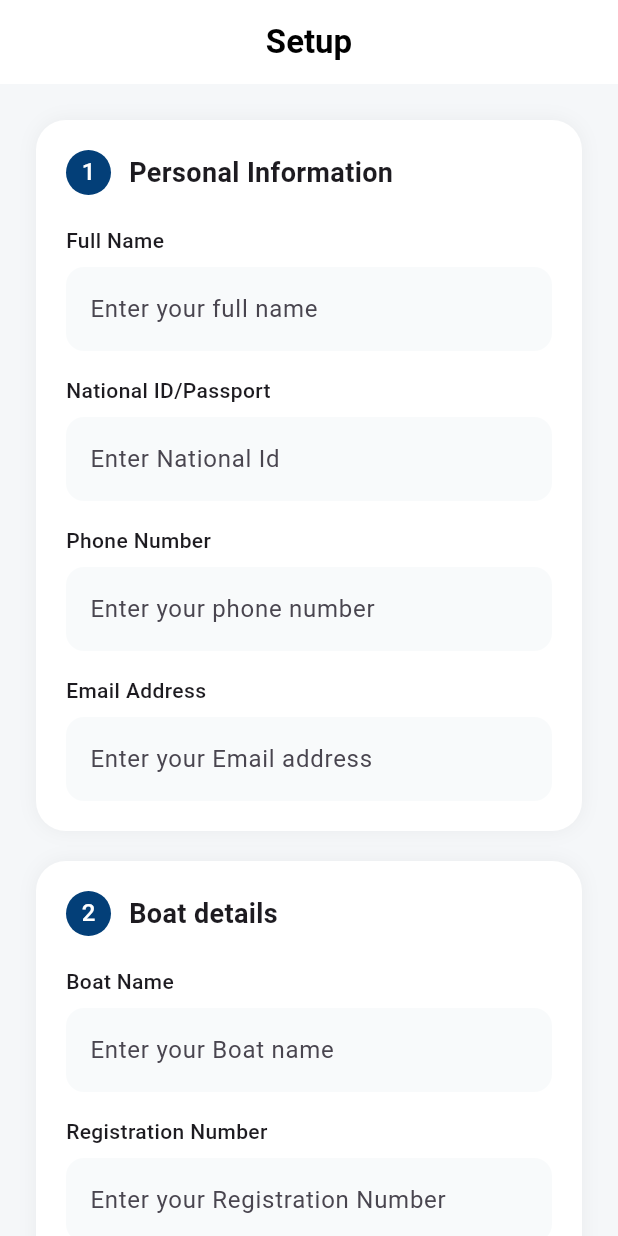
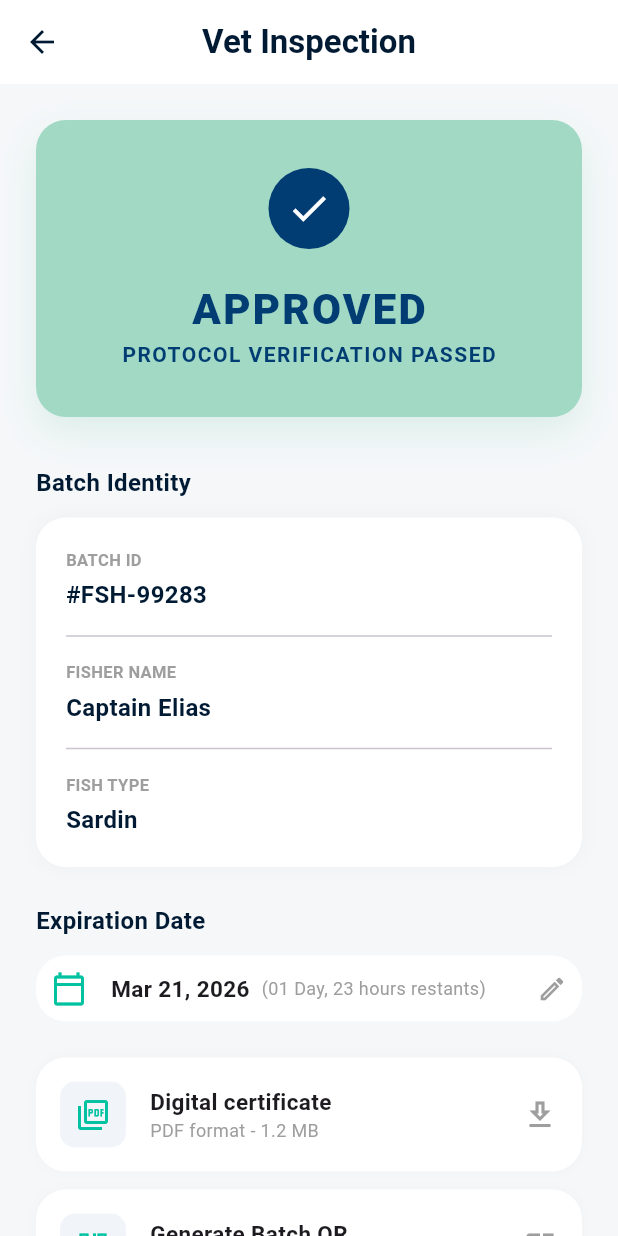
Before and after one commit to Hakoesi16/projet-global, a Flutter app: the screen it shows after launch, on a phone screen of 412 x 824 dp. Run offline on Flutter 3.47's test engine with Material 3 defaults, Android fonts, the phone set to English and light mode, and no system bars; our stand-ins replace bloc, equatable, flutter_bloc, google_sign_in, image_picker; missing offline and left inert: checkmark, flutter_facebook_auth.

Commit message:
approved vitirinaire

```diff
--- a/lib/cubit/authcubit.dart
+++ b/lib/cubit/authcubit.dart
@@ -150,6 +150,58 @@ class AuthCubit extends Cubit<AuthState> {
       emit(AuthError(e.toString()));
     }
   }
+// --- VET INSPECTION DATA ---
+
+
+//   Future<void> fetchInspectionDetails(String batchId, String token) async {
+//     try {
+//       emit(AuthLoading());
+//
+//       final response = await http.get(
+//         Uri.parse("https://yourbackend.com/api/inspection/$batchId"),
+//         headers: {
+//           "Content-Type": "application/json",
+//           "Authorization": "Bearer $token", // 🔐 important
+//         },
+//       );
+//
+//       if (response.statusCode == 200) {
+//         final data = jsonDecode(response.body);
+//
+//         emit(InspectionDataLoaded({
+//           "status": data["status"],
+//           "batchId": data["batchId"],
+//           "fisherName": data["fisherName"],
+//           "fishType": data["fishType"],
+//           "expiryDate": data["expiryDate"],
+//           "timeLeft": data["timeLeft"],
+//         }));
+//       } else {
+//         emit(AuthError("Failed to load inspection data"));
+//       }
+//     } catch (e) {
+//       emit(AuthError(e.toString()));
+//     }
+//   }
+  // --- VET INSPECTION DATA ---par simulation
+  Future<void> fetchInspectionDetails(String batchId, String token) async {
+    try {
+      emit(AuthLoading());
+      // Simulation d'un appel API avec délai
+      await Future.delayed(const Duration(milliseconds: 800));
+
+      emit(InspectionDataLoaded({
+        "status": "Approved",
+        "batchId": "#FSH-99283",
+        "fisherName": "Captain Elias",
+        "fishType": "Sardin",
+        "expiryDate": "Mar 21, 2026",
+        "timeLeft": "01 Day, 23 hours restants",
+      }));
+    } catch (e) {
+      emit(AuthError(e.toString()));
+    }
+  }
 
   // --- UPDATE PROFIL ---
   Future<void> updateProfile({
@@ -204,13 +256,12 @@ class AuthCubit extends Cubit<AuthState> {
     try {
       emit(SetupLoading());
 
-      var request = http.MultipartRequest('POST', Uri.parse("$_baseUrl/api/complete-setup"));//un type de http envoier a la fois text et fichier
+      var request = http.MultipartRequest('POST', Uri.parse("$_baseUrl/api/complete-setup"));
       request.headers.addAll({
         "Authorization": "Bearer $token",
-        "Content-Type": "multipart/form-data",//la forme de donner ou backend se accepter
+        "Content-Type": "multipart/form-data",
       });
 
-      // Champs textes
       request.fields['fullName'] = fullName;
       request.fields['nationalId'] = nationalId;
       request.fields['phone'] = phone;
@@ -222,7 +273,6 @@ class AuthCubit extends Cubit<AuthState> {
       request.fields['licenseNumber'] = licenseNumber;
       request.fields['expiryDate'] = expiryDate;
 
-      // Ajout des fichiers
       if (fishingLicense != null) {
         request.files.add(await http.MultipartFile.fromPath('fishingLicense', fishingLicense.path));
       }
--- a/lib/cubit/authstate.dart
+++ b/lib/cubit/authstate.dart
@@ -39,8 +39,14 @@ class HomeDataLoaded extends AuthState {
   List<Object?> get props => [data];
 }
 
+class InspectionDataLoaded extends AuthState { // Nouvel état pour Vet Inspection
+  final Map<String, dynamic> data;
+  InspectionDataLoaded(this.data);
+  @override
+  List<Object?> get props => [data];
+}
+
 class ProfileUpdatedSuccess extends AuthState {}
-
 class SetupLoading extends AuthState {}
 class SetupSuccess extends AuthState {}
 
--- a/lib/executt/fileinfo.dart
+++ b/lib/executt/fileinfo.dart
@@ -2,6 +2,7 @@ import 'dart:io';
 import 'package:flutter/material.dart';
 import 'package:flutter_bloc/flutter_bloc.dart';
 import 'package:image_picker/image_picker.dart';
+import 'package:send/executt/succesverfc.dart';
 
 import '../cubit/authcubit.dart';
 import '../cubit/authstate.dart';
@@ -172,7 +173,7 @@ class _InfopageState extends State<Infopage> {
                     shape: RoundedRectangleBorder(borderRadius: BorderRadius.circular(12)),
                   ),
                   child: MaterialButton(onPressed: (){
-                    Navigator.push(context, MaterialPageRoute(builder: (context) => HomePage(token: widget.token)));
+                    Navigator.push(context, MaterialPageRoute(builder: (context) => VetInspectionPage(token: widget.token, batchId: '',)));
                   },child: const Text("Complete Setup", style: TextStyle(color: Colors.white, fontSize: 16, fontWeight: FontWeight.bold)),)
                 ),
                 const SizedBox(height: 24),
--- /dev/null
+++ b/lib/executt/succesverfc.dart
@@ -0,0 +1,306 @@
+import 'package:flutter/material.dart';
+import 'package:flutter_bloc/flutter_bloc.dart';
+import 'package:url_launcher/url_launcher.dart'; // Pour le téléchargement
+import '../cubit/authcubit.dart';
+import '../cubit/authstate.dart';
+
+class VetInspectionPage extends StatefulWidget {
+  final String batchId;
+  final String token;
+
+  const VetInspectionPage({super.key, required this.batchId, required this.token});
+
+  @override
+  State<VetInspectionPage> createState() => _VetInspectionPageState();
+}
+
+class _VetInspectionPageState extends State<VetInspectionPage> {
+  @override
+  void initState() {
+    super.initState();
+    _loadData();
+  }
+
+  void _loadData() {
+    context.read<AuthCubit>().fetchInspectionDetails(widget.batchId, widget.token);
+  }
+
+  // Fonction pour simuler le téléchargement du PDF
+  Future<void> _downloadCertificate(String? url) async {
+    final Uri uri = Uri.parse(url ?? "https://www.w3.org/WAI/ER/tests/xhtml/testfiles/resources/pdf/dummy.pdf");
+    if (!await launchUrl(uri, mode: LaunchMode.externalApplication)) {//si ouverture echouer
+      if (mounted) {
+        ScaffoldMessenger.of(context).showSnackBar(
+          const SnackBar(content: Text("Could not launch download")),
+        );
+      }
+    }
+  }
+
+  // Fonction pour afficher le QR Code
+  void _showQRCode(String batchId) {
+    showDialog(
+      context: context,
+      builder: (context) => AlertDialog(
+        shape: RoundedRectangleBorder(borderRadius: BorderRadius.circular(20)),
+        title: const Text("Batch QR Code", textAlign: TextAlign.center),
+        content: Column(
+          mainAxisSize: MainAxisSize.min,
+          children: [
+            Container(
+              width: 200,
+              height: 200,
+              decoration: BoxDecoration(
+                border: Border.all(color: const Color(0xFF013D73), width: 2),
+                borderRadius: BorderRadius.circular(10),
+              ),
+              child: const Icon(Icons.qr_code_2, size: 150, color: Color(0xFF013D73)),
+            ),
+            const SizedBox(height: 16),
+            Text("ID: $batchId", style: const TextStyle(fontWeight: FontWeight.bold)),
+            const SizedBox(height: 8),
+            const Text("Scan to verify batch authenticity",
+                 textAlign: TextAlign.center,
+                 style: TextStyle(fontSize: 12, color: Colors.grey)),
+          ],
+        ),
+        actions: [
+          TextButton(
+            onPressed: () => Navigator.pop(context),
+            child: const Text("Close", style: TextStyle(color: Color(0xFF013D73))),
+          )
+        ],
+      ),
+    );
+  }
+
+  @override
+  Widget build(BuildContext context) {
+    return Scaffold(
+      backgroundColor: const Color(0xFFF5F7F9),
+      appBar: AppBar(
+        backgroundColor: Colors.white,
+        elevation: 0,
+        leading: IconButton(
+          icon: const Icon(Icons.arrow_back, color: Color(0xFF011A33)),
+          onPressed: () => Navigator.pop(context),
+        ),
+        title: const Text(
+          "Vet Inspection",
+          style: TextStyle(color: Color(0xFF011A33), fontWeight: FontWeight.bold),
+        ),
+        centerTitle: true,
+      ),
+      body: BlocBuilder<AuthCubit, AuthState>(
+        builder: (context, state) {
+          if (state is AuthLoading) {
+            return const Center(child: CircularProgressIndicator());
+          }
+
+          if (state is InspectionDataLoaded) {
+            final data = state.data;
+            return SingleChildScrollView(
+              padding: const EdgeInsets.all(24),
+              child: Column(
+                crossAxisAlignment: CrossAxisAlignment.start,
+                children: [
+                  _buildStatusCard(),
+                  const SizedBox(height: 32),
+                  _buildSectionTitle("Batch Identity"),
+                  const SizedBox(height: 12),
+                  _buildIdentityCard(data),
+                  const SizedBox(height: 24),
+                  _buildSectionTitle("Expiration Date"),
+                  const SizedBox(height: 12),
+                  _buildExpirationCard(data["expiryDate"], data["timeLeft"]),
+                  const SizedBox(height: 24),
+                  _buildActionCard(
+                    icon: Icons.picture_as_pdf_outlined,
+                    title: "Digital certificate",
+                    subtitle: "PDF format - 1.2 MB",
+                    actionIcon: Icons.download_outlined,
+                    onTap: () => _downloadCertificate(data["pdfUrl"]),
+                  ),
+                  const SizedBox(height: 12),
+                  _buildActionCard(
+                    icon: Icons.qr_code_2_outlined,
+                    title: "Generate Batch QR",
+                    subtitle: "Scan to verify authenticity",
+                    actionIcon: Icons.open_in_new_outlined,
+                    onTap: () => _showQRCode(data["batchId"]),
+                  ),
+                ],
+              ),
+            );
+          }
+
+          return Center(
+            child: ElevatedButton(
+              onPressed: _loadData,
+              child: const Text("Retry"),
+            ),
+          );
+        },
+      ),
+    );
+  }
+
+  Widget _buildStatusCard() {
+    return Container(
+      width: double.infinity,
+      padding: const EdgeInsets.all(32),
+      decoration: BoxDecoration(
+        color: const Color(0xFFA1D9C4),
+        borderRadius: BorderRadius.circular(20),
+        boxShadow: [
+          BoxShadow(
+            color: const Color(0xFFA1D9C4).withValues(alpha: 0.3),
+            blurRadius: 20,
+            offset: const Offset(0, 10),
+          )
+        ],
+      ),
+      child: Column(
+        children: [
+          Container(
+            padding: const EdgeInsets.all(12),
+            decoration: const BoxDecoration(
+              color: Color(0xFF013D73),
+              shape: BoxShape.circle,
+            ),
+            child: const Icon(Icons.check, color: Colors.white, size: 30),
+          ),
+          const SizedBox(height: 20),
+          const Text("APPROVED",
+            style: TextStyle(
+              color: Color(0xFF013D73),
+              fontSize: 28,
+              fontWeight: FontWeight.w900,
+              letterSpacing: 1.5,
+            ),
+          ),
+          const Text(
+            "PROTOCOL VERIFICATION PASSED",
+            style: TextStyle(
+              color: Color(0xFF013D73),
+              fontSize: 14,
+              fontWeight: FontWeight.bold,
+              letterSpacing: 1,
+            ),
+          ),
+        ],
+      ),
+    );
+  }
+
+  Widget _buildSectionTitle(String title) {
+    return Text(
+      title,
+      style: const TextStyle(
+        fontSize: 16,
+        fontWeight: FontWeight.bold,
+        color: Color(0xFF011A33),
+      ),
+    );
+  }
+
+  Widget _buildIdentityCard(Map<String, dynamic> data) {
+    return Container(
+      padding: const EdgeInsets.all(20),
+      decoration: BoxDecoration(
+        color: Colors.white,
+        borderRadius: BorderRadius.circular(20),
+        boxShadow: [BoxShadow(color: Colors.black.withValues(alpha: 0.03), blurRadius: 10)],
+      ),
+      child: Column(
+        children: [
+          _buildIdentityItem("BATCH ID", data["batchId"]),
+          const Divider(height: 32),
+          _buildIdentityItem("FISHER NAME", data["fisherName"]),
+          const Divider(height: 32),
+          _buildIdentityItem("FISH TYPE", data["fishType"]),
+        ],
+      ),
+    );
+  }
+
+  Widget _buildIdentityItem(String label, String value) {
+    return Row(
+      children: [
+        Column(
+          crossAxisAlignment: CrossAxisAlignment.start,
+          children: [
+            Text(label, style: const TextStyle(color: Colors.grey, fontSize: 11, fontWeight: FontWeight.bold)),
+            const SizedBox(height: 4),
+            Text(value, style: const TextStyle(fontSize: 16, fontWeight: FontWeight.bold, color: Color(0xFF011A33))),
+          ],
+        ),
+      ],
+    );
+  }
+
+  Widget _buildExpirationCard(String date, String timeLeft) {
+    return Container(
+      padding: const EdgeInsets.all(10),
+      decoration: BoxDecoration(
+        color: Colors.white,
+        borderRadius: BorderRadius.circular(20),
+      ),
+      child: Row(
+        children: [
+          const Icon(Icons.calendar_today_outlined, color: Color(0xFF00C2A0)),
+          const SizedBox(width: 16),
+          Text(
+            date,
+            style: const TextStyle(fontSize: 15, fontWeight: FontWeight.bold),
+          ),
+          const SizedBox(width: 8),
+          Text(
+            "($timeLeft)",
+            style: const TextStyle(color: Colors.grey, fontSize: 12),
+          ),
+          const Spacer(),
+          const Icon(Icons.edit_outlined, color: Colors.grey, size: 20),
+        ],
+      ),
+    );
+  }
+
+  Widget _buildActionCard({required IconData icon, required String title, String? subtitle, required IconData actionIcon, VoidCallback? onTap}) {
+    return GestureDetector(
+      onTap: onTap,
+      child: Container(
+        padding: const EdgeInsets.all(16),
+        decoration: BoxDecoration(
+          color: Colors.white,
+          borderRadius: BorderRadius.circular(20),
+          boxShadow: [BoxShadow(color: Colors.black.withValues(alpha: 0.02), blurRadius: 5)],
+        ),
+        child: Row(
+          children: [
+            Container(
+              padding: const EdgeInsets.all(10),
+              decoration: BoxDecoration(
+                color: const Color(0xFFF1F5F9),
+                borderRadius: BorderRadius.circular(10),
+              ),
+              child: Icon(icon, color: const Color(0xFF00C2A0)),
+            ),
+            const SizedBox(width: 16),
+            Expanded(
+              child: Column(
+                crossAxisAlignment: CrossAxisAlignment.start,
+                children: [
+                  Text(title, style: const TextStyle(fontWeight: FontWeight.bold, fontSize: 15)),
+                  if (subtitle != null)
+                    Text(subtitle, style: const TextStyle(color: Colors.grey, fontSize: 12)),
+                ],
+              ),
+            ),
+            Icon(actionIcon, color: Colors.grey),
+          ],
+        ),
+      ),
+    );
+  }
+}
--- a/lib/main.dart
+++ b/lib/main.dart
@@ -5,6 +5,7 @@ import 'package:send/executt/succes.dart';
 
 import 'cubit/authcubit.dart';
 import 'executt/fileinfo.dart';
+import 'executt/succesverfc.dart';
 
 void main() {
   runApp(
@@ -20,7 +21,7 @@ class MyApp extends StatelessWidget {
   @override
   Widget build(BuildContext context) {
     return MaterialApp(
-      home: Infopage(token: '',),
+      home: VetInspectionPage(token: '', batchId: '',),
     );
   }
 }
--- a/pubspec.yaml
+++ b/pubspec.yaml
@@ -17,6 +17,7 @@ dependencies:
   flutter_facebook_auth: ^6.0.0
   equatable: ^2.0.7
   image_picker: ^1.0.7
+  url_launcher: ^6.2.5
 
 dev_dependencies:
   flutter_test:
```
Also changed, not shown: pubspec.lock, 5 other files.
